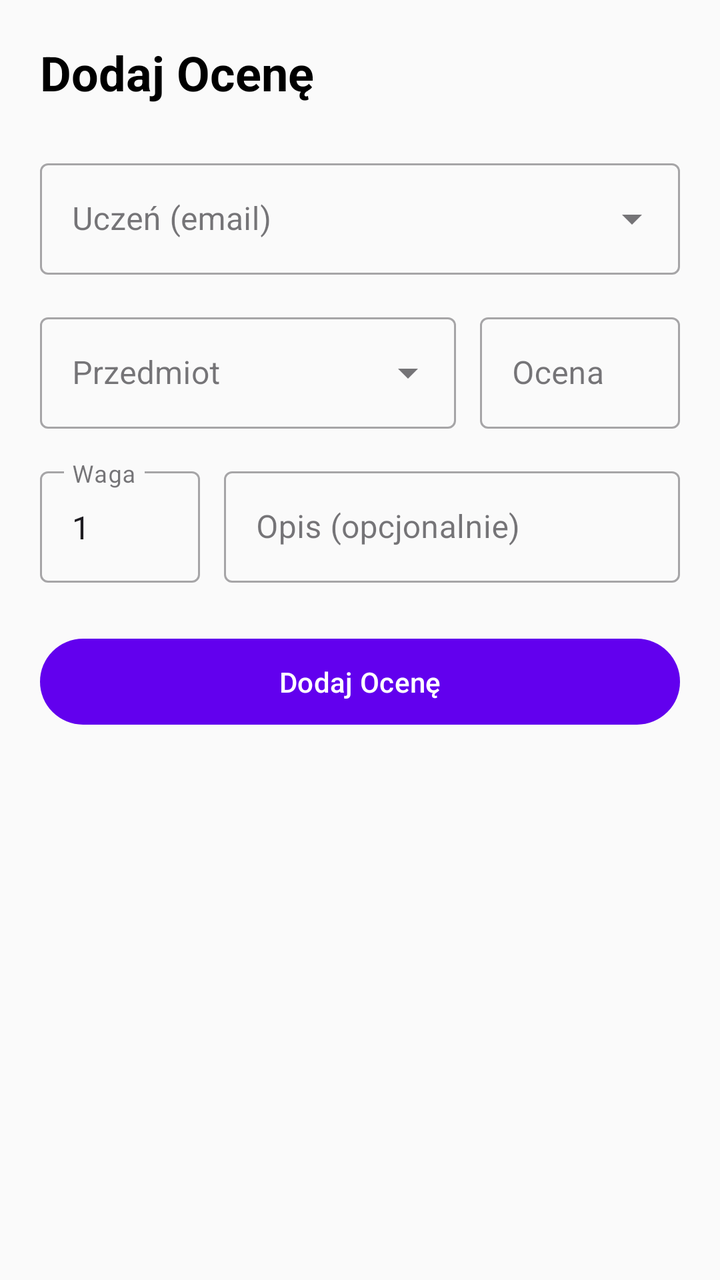
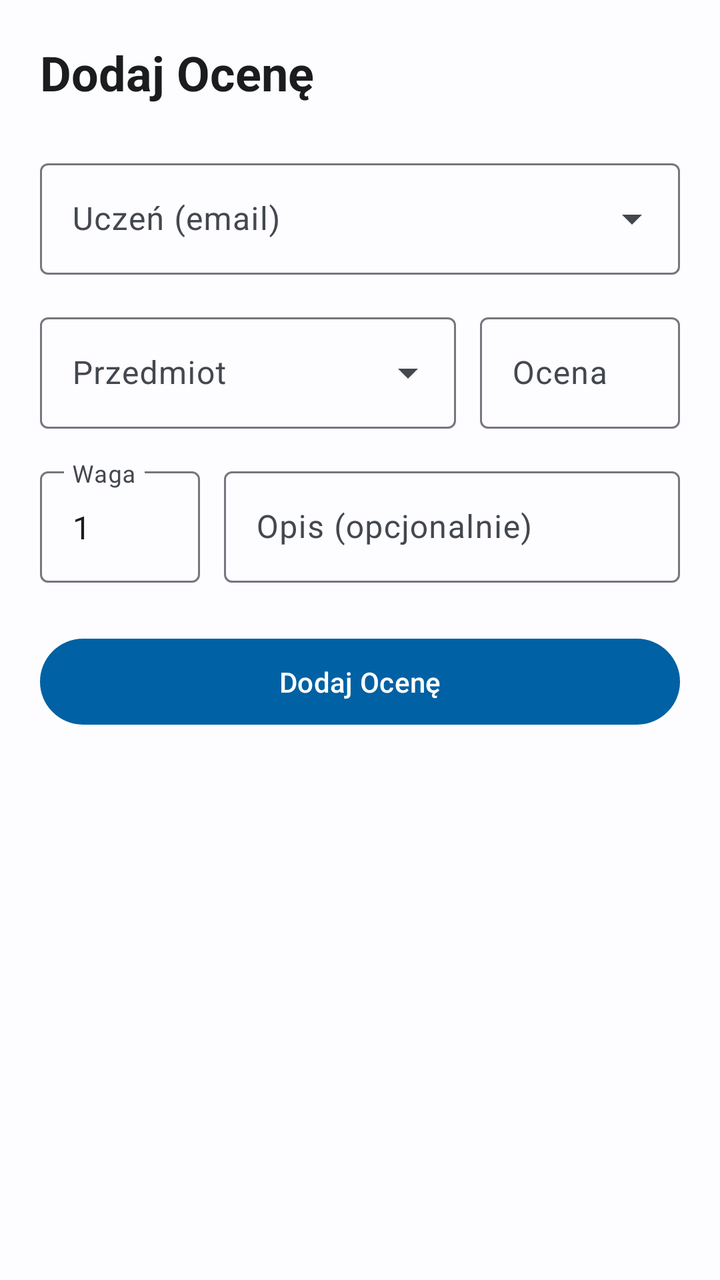

Before-and-after screenshots of an Android layout around one commit, followed by the original layout XML and the change that was made.
<!-- AndroidManifest.xml: application theme Theme.SchoolSpace -->
<!-- res/layout/fragment_manage_grades.xml -->
<?xml version="1.0" encoding="utf-8"?>
<LinearLayout xmlns:android="http://schemas.android.com/apk/res/android"
    android:layout_width="match_parent"
    android:layout_height="match_parent"
    android:orientation="vertical"
    android:padding="20dp"
    android:background="@color/background">

    <TextView
        android:layout_width="wrap_content"
        android:layout_height="wrap_content"
        android:text="Dodaj Ocenę"
        android:textSize="24sp"
        android:textStyle="bold"
        android:layout_marginBottom="24dp"
        android:textColor="@color/text_primary" />

    <com.google.android.material.textfield.TextInputLayout
        android:id="@+id/tilStudentEmail"
        android:layout_width="match_parent"
        android:layout_height="wrap_content"
        android:hint="Uczeń (email)"
        style="@style/Widget.MaterialComponents.TextInputLayout.OutlinedBox.ExposedDropdownMenu">

        <AutoCompleteTextView
            android:id="@+id/etStudentEmail"
            android:layout_width="match_parent"
            android:layout_height="wrap_content"
            android:completionThreshold="1"
            android:inputType="textEmailAddress"
            android:importantForAccessibility="no" />
    </com.google.android.material.textfield.TextInputLayout>

    <LinearLayout
        android:layout_width="match_parent"
        android:layout_height="wrap_content"
        android:orientation="horizontal"
        android:layout_marginTop="16dp">

        <com.google.android.material.textfield.TextInputLayout
            android:layout_width="0dp"
            android:layout_height="wrap_content"
            android:layout_weight="1"
            android:hint="Przedmiot"
            style="@style/Widget.MaterialComponents.TextInputLayout.OutlinedBox.ExposedDropdownMenu">
            <AutoCompleteTextView
                android:id="@+id/etSubject"
                android:layout_width="match_parent"
                android:layout_height="wrap_content"
                android:inputType="text"
                android:importantForAccessibility="no" />
        </com.google.android.material.textfield.TextInputLayout>

        <com.google.android.material.textfield.TextInputLayout
            android:id="@+id/tilGradeValue"
            android:layout_width="100dp"
            android:layout_height="wrap_content"
            android:layout_marginStart="12dp"
            android:hint="Ocena"
            style="@style/Widget.MaterialComponents.TextInputLayout.OutlinedBox">
            <com.google.android.material.textfield.TextInputEditText
                android:id="@+id/etGradeValue"
                android:layout_width="match_parent"
                android:layout_height="wrap_content"
                android:inputType="text" />
        </com.google.android.material.textfield.TextInputLayout>
    </LinearLayout>

    <LinearLayout
        android:layout_width="match_parent"
        android:layout_height="wrap_content"
        android:orientation="horizontal"
        android:layout_marginTop="16dp">

        <com.google.android.material.textfield.TextInputLayout
            android:id="@+id/tilWeight"
            android:layout_width="80dp"
            android:layout_height="wrap_content"
            android:hint="Waga"
            style="@style/Widget.MaterialComponents.TextInputLayout.OutlinedBox">
            <com.google.android.material.textfield.TextInputEditText
                android:id="@+id/etWeight"
                android:layout_width="match_parent"
                android:layout_height="wrap_content"
                android:inputType="number"
                android:text="1" />
        </com.google.android.material.textfield.TextInputLayout>

        <com.google.android.material.textfield.TextInputLayout
            android:layout_width="0dp"
            android:layout_height="wrap_content"
            android:layout_weight="1"
            android:layout_marginStart="12dp"
            android:hint="Opis (opcjonalnie)"
            style="@style/Widget.MaterialComponents.TextInputLayout.OutlinedBox">
            <com.google.android.material.textfield.TextInputEditText
                android:id="@+id/etDescription"
                android:layout_width="match_parent"
                android:layout_height="wrap_content"
                android:inputType="textCapSentences" />
        </com.google.android.material.textfield.TextInputLayout>
    </LinearLayout>

    <Button
        android:id="@+id/btnAddGradeSubmit"
        android:layout_width="match_parent"
        android:layout_height="wrap_content"
        android:layout_marginTop="24dp"
        android:text="Dodaj Ocenę"
        android:padding="12dp" />

</LinearLayout>
<!-- resources referenced by this layout -->
<resources>
  <color name="background">#FFFAFAFA</color>
  <color name="text_primary">#000000</color>
  <style name="Theme.SchoolSpace" parent="Theme.Material3.DayNight.NoActionBar">
          
          <item name="colorPrimary">@color/primary</item>
          <item name="android:colorBackground">@color/background</item>
          <item name="android:textColor">@color/text_primary</item>
  
          
          <item name="android:statusBarColor">@color/primary</item>
          <item name="android:windowLightStatusBar" tools:targetApi="m">false</item>
  
          
          <item name="android:navigationBarColor">@color/background</item>
          <item name="android:windowLightNavigationBar" tools:targetApi="27">true</item>
      </style>
  <color name="primary">#6200EE</color>
</resources>

<!-- the commit's change to res/layout/fragment_manage_grades.xml (unified diff, before → after) -->
@@ -20,7 +20,7 @@
         android:layout_width="match_parent"
         android:layout_height="wrap_content"
         android:hint="Uczeń (email)"
-        style="@style/Widget.MaterialComponents.TextInputLayout.OutlinedBox.ExposedDropdownMenu">
+        style="@style/Widget.Material3.TextInputLayout.OutlinedBox.ExposedDropdownMenu">
 
         <AutoCompleteTextView
             android:id="@+id/etStudentEmail"
@@ -42,7 +42,7 @@
             android:layout_height="wrap_content"
             android:layout_weight="1"
             android:hint="Przedmiot"
-            style="@style/Widget.MaterialComponents.TextInputLayout.OutlinedBox.ExposedDropdownMenu">
+            style="@style/Widget.Material3.TextInputLayout.OutlinedBox.ExposedDropdownMenu">
             <AutoCompleteTextView
                 android:id="@+id/etSubject"
                 android:layout_width="match_parent"
@@ -57,7 +57,7 @@
             android:layout_height="wrap_content"
             android:layout_marginStart="12dp"
             android:hint="Ocena"
-            style="@style/Widget.MaterialComponents.TextInputLayout.OutlinedBox">
+            style="@style/Widget.Material3.TextInputLayout.OutlinedBox">
             <com.google.android.material.textfield.TextInputEditText
                 android:id="@+id/etGradeValue"
                 android:layout_width="match_parent"
@@ -77,7 +77,7 @@
             android:layout_width="80dp"
             android:layout_height="wrap_content"
             android:hint="Waga"
-            style="@style/Widget.MaterialComponents.TextInputLayout.OutlinedBox">
+            style="@style/Widget.Material3.TextInputLayout.OutlinedBox">
             <com.google.android.material.textfield.TextInputEditText
                 android:id="@+id/etWeight"
                 android:layout_width="match_parent"
@@ -92,7 +92,7 @@
             android:layout_weight="1"
             android:layout_marginStart="12dp"
             android:hint="Opis (opcjonalnie)"
-            style="@style/Widget.MaterialComponents.TextInputLayout.OutlinedBox">
+            style="@style/Widget.Material3.TextInputLayout.OutlinedBox">
             <com.google.android.material.textfield.TextInputEditText
                 android:id="@+id/etDescription"
                 android:layout_width="match_parent"
<!-- resource entries referenced after the edit -->
@@ -1,21 +1,46 @@
 <!-- resources referenced by this layout -->
 <resources>
-  <color name="background">#FFFAFAFA</color>
-  <color name="text_primary">#000000</color>
+  <color name="background">#FDFCFF</color>
+  <color name="text_primary">#1A1C1E</color>
   <style name="Theme.SchoolSpace" parent="Theme.Material3.DayNight.NoActionBar">
           
           <item name="colorPrimary">@color/primary</item>
+          <item name="colorOnPrimary">@color/onPrimary</item>
+          <item name="colorPrimaryContainer">@color/primaryContainer</item>
+          <item name="colorOnPrimaryContainer">@color/onPrimaryContainer</item>
+  
+          <item name="colorSecondary">@color/secondary</item>
+          <item name="colorOnSecondary">@color/onSecondary</item>
+  
+          <item name="colorError">@color/error</item>
+          <item name="colorOnError">@color/onError</item>
+  
           <item name="android:colorBackground">@color/background</item>
-          <item name="android:textColor">@color/text_primary</item>
+          <item name="colorSurface">@color/surface</item>
+          <item name="colorOnSurface">@color/onSurface</item>
+          <item name="colorSurfaceVariant">@color/surfaceVariant</item>
+          <item name="colorOnSurfaceVariant">@color/onSurfaceVariant</item>
   
           
           <item name="android:statusBarColor">@color/primary</item>
           <item name="android:windowLightStatusBar" tools:targetApi="m">false</item>
+          <item name="android:navigationBarColor">@color/background</item>
+          <item name="android:windowLightNavigationBar" tools:targetApi="27">true</item>
   
           
-          <item name="android:navigationBarColor">@color/background</item>
-          <item name="android:windowLightNavigationBar" tools:targetApi="27">true</item>
+          <item name="materialCardViewStyle">@style/Widget.Material3.CardView.Elevated</item>
       </style>
-  <color name="primary">#6200EE</color>
+  <color name="primary">#0061A4</color>
+  <color name="onPrimary">#FFFFFF</color>
+  <color name="primaryContainer">#D1E4FF</color>
+  <color name="onPrimaryContainer">#001D36</color>
+  <color name="secondary">#535F70</color>
+  <color name="onSecondary">#FFFFFF</color>
+  <color name="error">#BA1A1A</color>
+  <color name="onError">#FFFFFF</color>
+  <color name="surface">#FDFCFF</color>
+  <color name="onSurface">#1A1C1E</color>
+  <color name="surfaceVariant">#DFE2EB</color>
+  <color name="onSurfaceVariant">#43474E</color>
 </resources>
 
